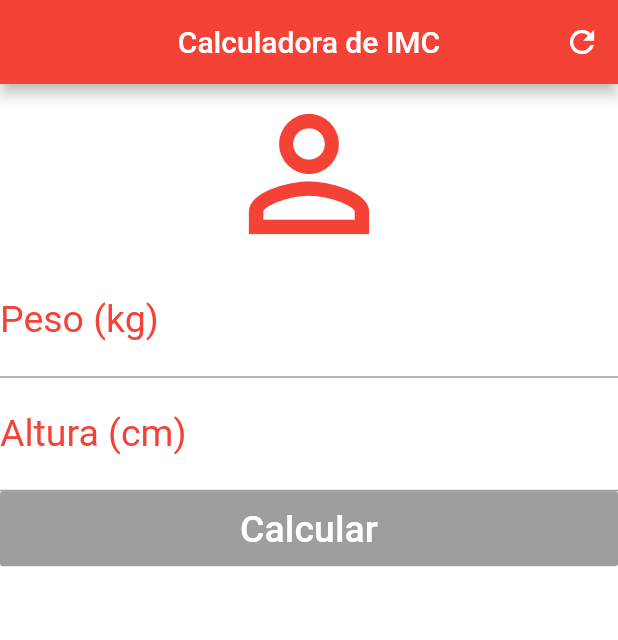
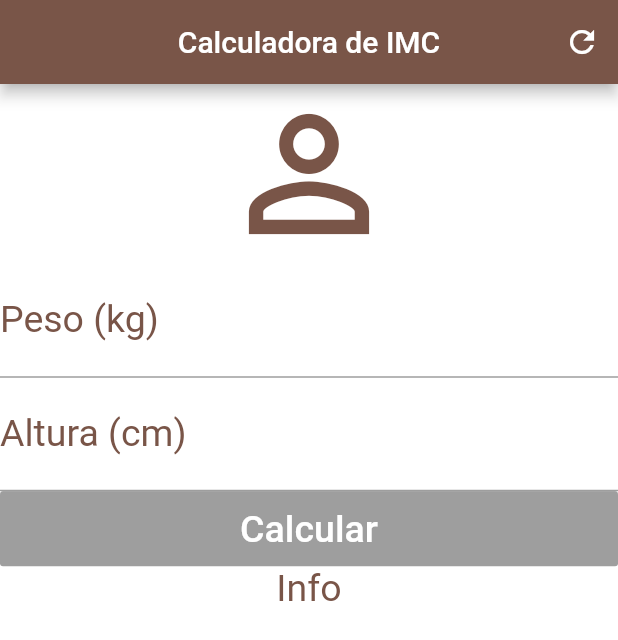
Before and after one commit to rafa7w/imc, a Flutter app: the screen it shows after launch, on a phone screen of 412 x 824 dp. Shown: the top 640 px of the screen. Run offline on Flutter 3.47's test engine with Material 2 defaults, Android fonts, the phone set to English and light mode, and no system bars.

Commit message:
fix keyboard overflow

```diff
--- a/lib/main.dart
+++ b/lib/main.dart
@@ -23,31 +23,32 @@ class _HomeState extends State<Home> {
       appBar: AppBar(
         title: const Text('Calculadora de IMC'),
         centerTitle: true,
-        backgroundColor: Colors.red,
+        backgroundColor: Colors.brown,
         actions: [
           IconButton(onPressed: () {}, icon: const Icon(Icons.refresh))
         ],
       ),
       backgroundColor: Colors.white,
-      body: Column(
+      body: SingleChildScrollView(
+        child: Column(
           crossAxisAlignment: CrossAxisAlignment.stretch,
           children: [
-          const Icon(Icons.person_outline, size: 120, color: Colors.red),
+            const Icon(Icons.person_outline, size: 120, color: Colors.brown),
             const TextField(
               keyboardType: TextInputType.number,
               decoration: InputDecoration(
                   labelText: 'Peso (kg)',
-                labelStyle: TextStyle(color: Colors.red)),
+                  labelStyle: TextStyle(color: Colors.brown)),
               textAlign: TextAlign.center,
-            style: TextStyle(color: Colors.red, fontSize: 25),
+              style: TextStyle(color: Colors.brown, fontSize: 25),
             ),
             const TextField(
               keyboardType: TextInputType.number,
               decoration: InputDecoration(
                   labelText: 'Altura (cm)',
-                labelStyle: TextStyle(color: Colors.red)),
+                  labelStyle: TextStyle(color: Colors.brown)),
               textAlign: TextAlign.center,
-            style: TextStyle(color: Colors.red, fontSize: 25),
+              style: TextStyle(color: Colors.brown, fontSize: 25),
             ),
             Container(
               height: 50.0,
@@ -61,10 +62,19 @@ class _HomeState extends State<Home> {
                     fontSize: 25.0,
                   ),
                 ),
-              color: Colors.red,
+                color: Colors.brown,
               ),
             ),
+            const Text(
+              'Info',
+              textAlign: TextAlign.center,
+              style: TextStyle(
+                color: Colors.brown,
+                fontSize: 25.0,
+              ),
+            )
           ],
+        ),
       ),
     );
   }
```
Lines whose indentation alone changed are shown as unchanged.
